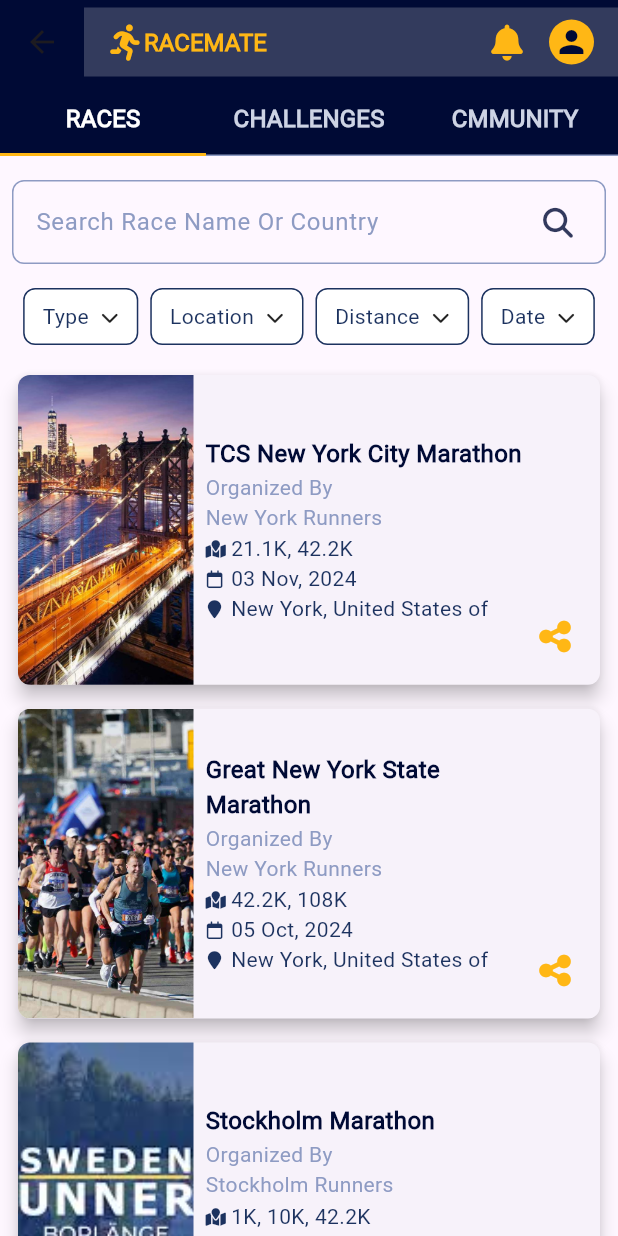
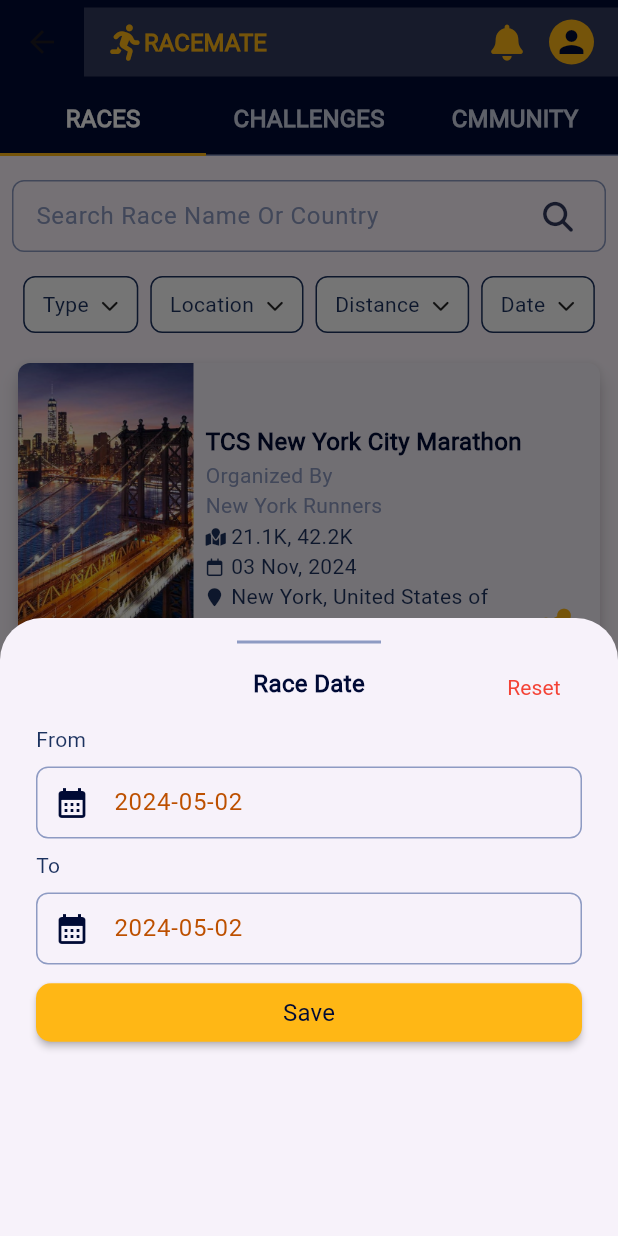
Before and after one commit to Waheed-Ashraf/Racemate-Task, a Flutter app: the ExpolreBody screen opened directly, after a tap on "Date", on a phone screen of 412 x 824 dp. Run offline on Flutter 3.47's test engine with Material 3 defaults, Android fonts, the light colour scheme and no system bars; our stand-ins replace equatable, flutter_bloc, font_awesome_flutter, get_it, lottie.

Commit message:
task finished

```diff
--- a/lib/core/bottomNavBar/bottom_nav_bar.dart
+++ b/lib/core/bottomNavBar/bottom_nav_bar.dart
@@ -64,15 +64,15 @@
             items: [
               const BottomNavigationBarItem(
                 icon: Icon(
-                  Icons.home,
+                  FontAwesomeIcons.house,
                 ),
                 label: "Home",
               ),
               const BottomNavigationBarItem(
                 icon: Icon(
-                  Icons.group,
+                  FontAwesomeIcons.dumbbell,
                 ),
-                label: "Friends",
+                label: "Train",
               ),
               BottomNavigationBarItem(
                 icon: CircleAvatar(
@@ -84,15 +84,15 @@
               ),
               const BottomNavigationBarItem(
                 icon: Icon(
-                  Icons.message_outlined,
+                  FontAwesomeIcons.magnifyingGlass,
                 ),
-                label: "Inbox",
+                label: "Explore",
               ),
               const BottomNavigationBarItem(
                 icon: Icon(
-                  Icons.person_outline,
+                  FontAwesomeIcons.person,
                 ),
-                label: "Profile",
+                label: "Me",
               ),
             ],
           ),
--- a/lib/featuers/explore/presentation/view/widgets/custom_search_textfield.dart
+++ b/lib/featuers/explore/presentation/view/widgets/custom_search_textfield.dart
@@ -5,16 +5,33 @@
 import 'package:optomatica_flutter_task/core/utils/colors_pallet.dart';
 import 'package:optomatica_flutter_task/featuers/explore/presentation/manager/explore_cubit/explore_cubit.dart';
 
-class CustomSearchTextField extends StatelessWidget {
-  CustomSearchTextField({
+class CustomSearchTextField extends StatefulWidget {
+  const CustomSearchTextField({
     super.key,
   });
-  final myController = TextEditingController();
+
+  @override
+  State<CustomSearchTextField> createState() => _CustomSearchTextFieldState();
+}
+
+class _CustomSearchTextFieldState extends State<CustomSearchTextField> {
+  late final TextEditingController _myController;
+  @override
+  void initState() {
+    _myController = TextEditingController();
+    super.initState();
+  }
+
+  @override
+  void dispose() {
+    _myController.dispose();
+    super.dispose();
+  }
 
   @override
   Widget build(BuildContext context) {
     return TextField(
-      controller: myController,
+      controller: _myController,
       onSubmitted: (value) {
         if (value == "") {
           BlocProvider.of<ExploreCubit>(context).fitchAllExploreRaces();
@@ -23,6 +40,7 @@
               .fitchAllSearchedRaces(raceNameOrCountry: value);
         }
       },
+      style: TextStyle(height: 1.0, color: ColorPallet.primaryColor),
       decoration: InputDecoration(
         enabledBorder: buildOutlineInputBorder(),
         focusedBorder: buildOutlineInputBorder(),
@@ -32,11 +50,11 @@
           padding: const EdgeInsets.only(right: 8),
           child: IconButton(
             onPressed: () {
-              if (myController.text == "") {
+              if (_myController.text == "") {
                 BlocProvider.of<ExploreCubit>(context).fitchAllExploreRaces();
               } else {
                 BlocProvider.of<ExploreCubit>(context).fitchAllSearchedRaces(
-                    raceNameOrCountry: myController.text);
+                    raceNameOrCountry: _myController.text);
               }
             },
             icon: Opacity(
--- /dev/null
+++ b/lib/featuers/explore/presentation/view/widgets/date_filter_bottom_sheet.dart
@@ -0,0 +1,92 @@
+import 'package:flutter/material.dart';
+import 'package:optomatica_flutter_task/core/utils/app_styles.dart';
+import 'package:optomatica_flutter_task/core/utils/colors_pallet.dart';
+import 'package:optomatica_flutter_task/core/widgets/custom_button.dart';
+import 'package:optomatica_flutter_task/featuers/explore/presentation/view/widgets/text_field_time_picker.dart';
+
+class DateFilterBottomSheet extends StatefulWidget {
+  const DateFilterBottomSheet({super.key});
+
+  @override
+  State<DateFilterBottomSheet> createState() => _DateFilterBottomSheetState();
+}
+
+class _DateFilterBottomSheetState extends State<DateFilterBottomSheet> {
+  @override
+  Widget build(BuildContext context) {
+    return Padding(
+      padding: const EdgeInsets.all(8.0),
+      child: Stack(children: [
+        Column(
+          children: [
+            Divider(
+              indent: 150,
+              endIndent: 150,
+              thickness: 2,
+              color: ColorPallet.secondBlueColor,
+            ),
+            const SizedBox(
+              height: 8,
+            ),
+            Text(
+              'Race Date',
+              style: AppStyles.styleTitleBold16,
+            ),
+            const SizedBox(
+              height: 16,
+            ),
+            Padding(
+              padding: const EdgeInsets.only(left: 16),
+              child: Align(
+                alignment: Alignment.centerLeft,
+                child: Text(
+                  "From",
+                  style: AppStyles.styleSubTitle14,
+                ),
+              ),
+            ),
+            const Padding(
+              padding: EdgeInsets.symmetric(vertical: 8, horizontal: 16),
+              child: CustomTextField(),
+            ),
+            Padding(
+              padding: const EdgeInsets.only(left: 16),
+              child: Align(
+                alignment: Alignment.centerLeft,
+                child: Text(
+                  "To",
+                  style: AppStyles.styleSubTitle14,
+                ),
+              ),
+            ),
+            const Padding(
+              padding: EdgeInsets.symmetric(vertical: 8, horizontal: 16),
+              child: CustomTextField(),
+            ),
+            Padding(
+              padding: const EdgeInsets.symmetric(horizontal: 16),
+              child: CustomButton(
+                  color: ColorPallet.secondaryColor,
+                  text: "Save",
+                  onPressed: () {
+                    Navigator.pop(context);
+                  }),
+            )
+          ],
+        ),
+        Positioned(
+          right: 16,
+          top: 14,
+          child: TextButton(
+              onPressed: () {},
+              child: const Text(
+                'Reset',
+                style: TextStyle(
+                  color: Colors.red,
+                ),
+              )),
+        )
+      ]),
+    );
+  }
+}
--- a/lib/featuers/explore/presentation/view/widgets/filter_row.dart
+++ b/lib/featuers/explore/presentation/view/widgets/filter_row.dart
@@ -1,10 +1,7 @@
 import 'package:flutter/material.dart';
-import 'package:flutter/widgets.dart';
-import 'package:optomatica_flutter_task/core/utils/app_styles.dart';
 import 'package:optomatica_flutter_task/core/utils/colors_pallet.dart';
-import 'package:optomatica_flutter_task/core/widgets/custom_button.dart';
+import 'package:optomatica_flutter_task/featuers/explore/presentation/view/widgets/date_filter_bottom_sheet.dart';
 import 'package:optomatica_flutter_task/featuers/explore/presentation/view/widgets/distance_filter_bottom_sheet.dart';
-import 'package:optomatica_flutter_task/featuers/explore/presentation/view/widgets/filter_bottom_sheet_row.dart';
 import 'package:optomatica_flutter_task/featuers/explore/presentation/view/widgets/filter_item.dart';
 import 'package:optomatica_flutter_task/featuers/explore/presentation/view/widgets/location_filter_bottom_sheet.dart';
 import 'package:optomatica_flutter_task/featuers/explore/presentation/view/widgets/type_filter_bottom_sheet.dart';
@@ -56,6 +53,8 @@
           const SizedBox(
             width: 8,
           ),
+
+          // Distance Filter ==================>>>>>>>>>>>
           FilterItem(
             onTap: () {
               showModalBottomSheet(
@@ -72,8 +71,18 @@
           const SizedBox(
             width: 8,
           ),
+
+          // Date Filter ============>>>>>>>>>>>>>
           FilterItem(
-            onTap: () {},
+            onTap: () {
+              showModalBottomSheet(
+                  isScrollControlled: true,
+                  context: context,
+                  builder: (BuildContext context) {
+                    return const FractionallySizedBox(
+                        heightFactor: .5, child: DateFilterBottomSheet());
+                  });
+            },
             backgroundColor: ColorPallet.whiteColor,
             filtarName: "Date",
           ),
--- /dev/null
+++ b/lib/featuers/explore/presentation/view/widgets/text_field_time_picker.dart
@@ -0,0 +1,75 @@
+import 'package:flutter/material.dart';
+import 'package:optomatica_flutter_task/core/utils/app_styles.dart';
+import 'package:optomatica_flutter_task/core/utils/colors_pallet.dart';
+
+class CustomTextField extends StatefulWidget {
+  const CustomTextField({
+    super.key,
+  });
+
+  @override
+  State<CustomTextField> createState() => _CustomTextFieldState();
+}
+
+class _CustomTextFieldState extends State<CustomTextField> {
+  late final TextEditingController _myController;
+  @override
+  void initState() {
+    _myController = TextEditingController();
+    _myController.text = DateTime.now().toString().split(" ")[0];
+    super.initState();
+  }
+
+  @override
+  void dispose() {
+    _myController.dispose();
+    super.dispose();
+  }
+
+  DateTime? _selectedDate;
+
+  Future<void> _selectDate(BuildContext context) async {
+    final DateTime? picked = await showDatePicker(
+      context: context,
+      initialDate: _selectedDate,
+      firstDate: DateTime(1900),
+      lastDate: DateTime(2101),
+    );
+    if (picked != null && picked != _selectedDate) {
+      setState(() {
+        _myController.text = picked.toString().split(" ")[0];
+      });
+    }
+  }
+
+  @override
+  Widget build(BuildContext context) {
+    return TextField(
+      readOnly: true,
+      onTap: () {
+        _selectDate(context);
+      },
+      controller: _myController,
+      style: TextStyle(height: 1.0, color: ColorPallet.orangeColor),
+      decoration: InputDecoration(
+        hintText: _myController.text,
+        prefixIconColor: ColorPallet.primaryColor,
+        hintStyle: AppStyles.styleSubTitle14,
+        prefixIcon: const Icon(Icons.calendar_month),
+        enabledBorder: buildOutlineInputBorder(),
+        focusedBorder: buildOutlineInputBorder(),
+      ),
+    );
+  }
+
+  OutlineInputBorder buildOutlineInputBorder() {
+    return OutlineInputBorder(
+      borderSide: BorderSide(
+        color: ColorPallet.secondBlueColor,
+      ),
+      borderRadius: BorderRadius.circular(
+        8,
+      ),
+    );
+  }
+}
```
